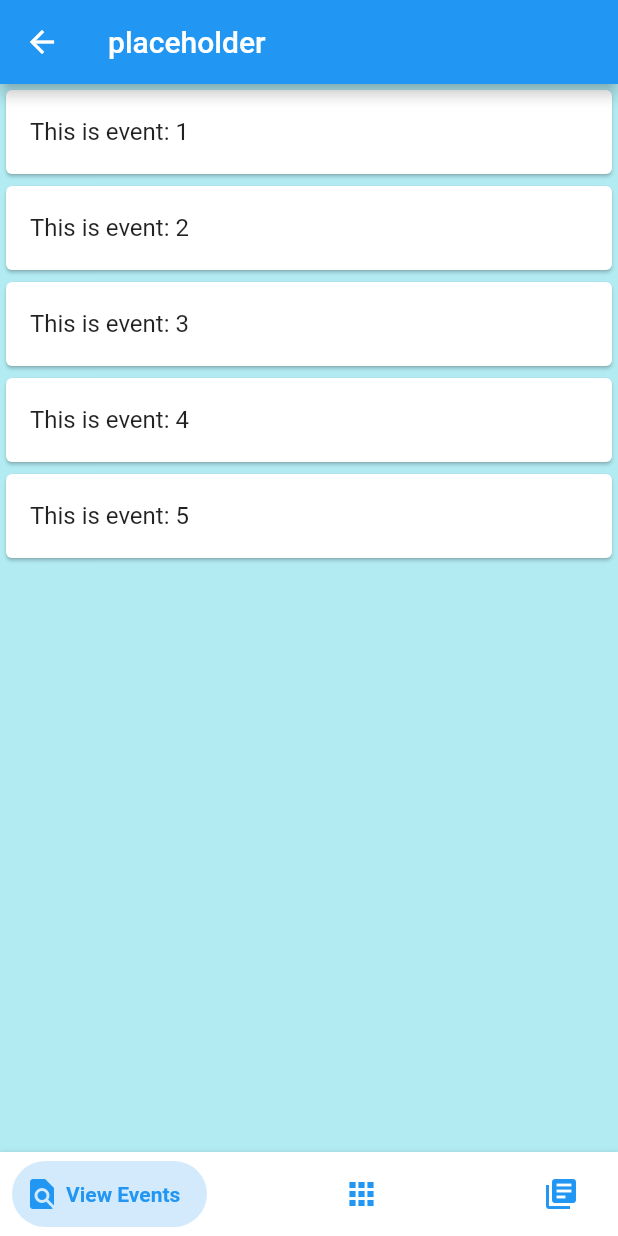
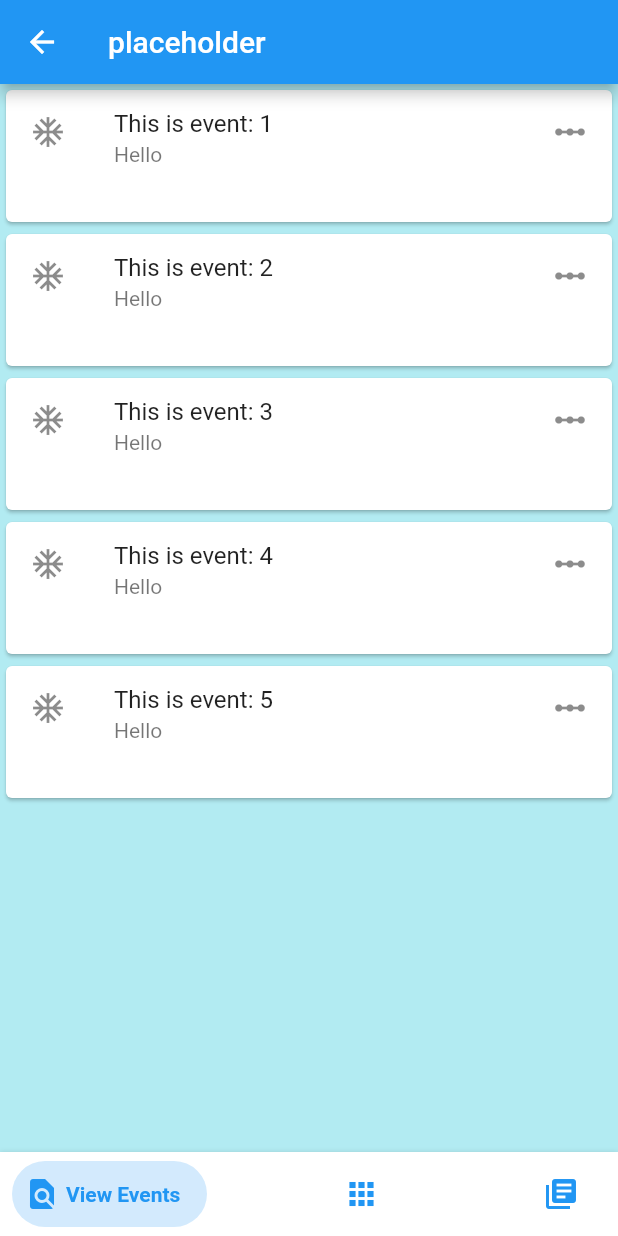
Before and after one commit to Nuttawut503/Flutter-LXD, a Flutter app: the BookingScreen screen opened directly, on a phone screen of 412 x 824 dp. Run offline on Flutter 3.47's test engine with Material 2 defaults, Android fonts, the phone set to English and light mode, and no system bars; drawn by our look-alikes of bottom_navy_bar; our stand-ins replace bloc, cached_network_image, carousel_slider, equatable, firebase_auth, flutter_bloc and 4 more; accounts and stored records are empty.

Commit message:
[Add] Temporaly ListTIles

```diff
--- a/lib/src/views/booking_screen.dart
+++ b/lib/src/views/booking_screen.dart
@@ -38,7 +38,7 @@ class _BookingScreenState extends State<BookingScreen> {
         itemBuilder: (BuildContext context, int index) {
           return Card(
             child: ListTile(
-                onTap: () {}, title: Text('${entries[index]}')),
+                onTap: () {}, title: Text('${entries[index]}'), subtitle: Text('Hello'), isThreeLine: true  ,leading: Icon(Icons.ac_unit), trailing: Icon(Icons.linear_scale),),
           );
         });
   }
```
